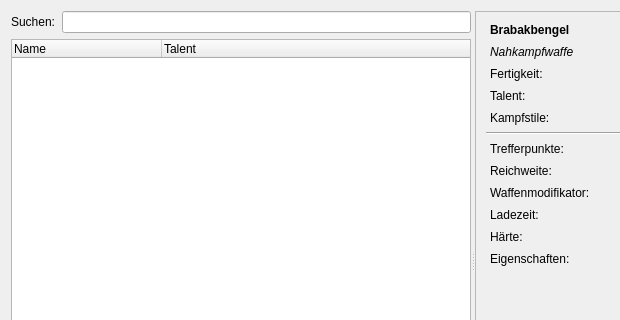
Qt form designer/CharakterWaffenPicker.ui (Aeolitus/Sephrasto) before a commit; both pictures show x 0 to 620 and y 0 to 320 of the 928 by 522 pixel window.
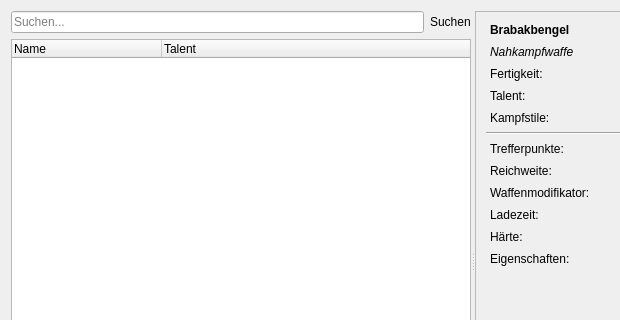
The same form after that commit.

```diff
--- a/designer/CharakterWaffenPicker.ui
+++ b/designer/CharakterWaffenPicker.ui
@@ -33,14 +33,24 @@
        <item>
         <layout class="QHBoxLayout" name="filterLayout">
          <item>
-          <widget class="QLabel" name="labelFilter">
-           <property name="text">
-            <string>Suchen:</string>
+          <widget class="QLineEdit" name="nameFilterEdit">
+           <property name="placeholderText">
+            <string>Suchen...</string>
+           </property>
+           <property name="clearButtonEnabled">
+            <bool>true</bool>
            </property>
           </widget>
          </item>
          <item>
-          <widget class="QLineEdit" name="nameFilterEdit"/>
+          <widget class="QLabel" name="labelFilter">
+           <property name="text">
+            <string>Suchen</string>
+           </property>
+           <property name="class" stdset="0">
+            <string>icon</string>
+           </property>
+          </widget>
          </item>
         </layout>
        </item>
```
